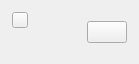
meganz/MEGAsync, file src/MEGASync/gui/ui/BannerWidget.ui: the form before one commit.
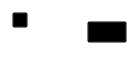
The form after the commit. Icons and pictures are not drawn. Custom widgets are drawn as their Qt base class.

Commit message: SNC-5991.Use banner widget in all places using banner

```diff
--- a/src/MEGASync/gui/ui/BannerWidget.ui
+++ b/src/MEGASync/gui/ui/BannerWidget.ui
@@ -32,7 +32,12 @@
    <string/>
   </property>
   <property name="styleSheet">
-   <string notr="true">#wContent
+   <string notr="true">QWidget
+{
+	background-color: transparent;
+}
+
+#wContent
 {
 	border-radius: 8px;
 }
@@ -41,7 +46,6 @@
 {
 	font-size: 12px;
 	font-weight: 400;
-	background-color: transparent;
 }
 
 /* Warning */
@@ -303,6 +307,11 @@
    <extends>QLabel</extends>
    <header>WordWrapLabel.h</header>
   </customwidget>
+  <customwidget>
+   <class>IconLabel</class>
+   <extends>QToolButton</extends>
+   <header>tokenizer/TokenizableItems/IconLabel.h</header>
+  </customwidget>
  </customwidgets>
  <resources/>
  <connections/>
```
Left out of the diff: 2 changed lines with no effect on the pictures. The commit also changes 21 other files.
